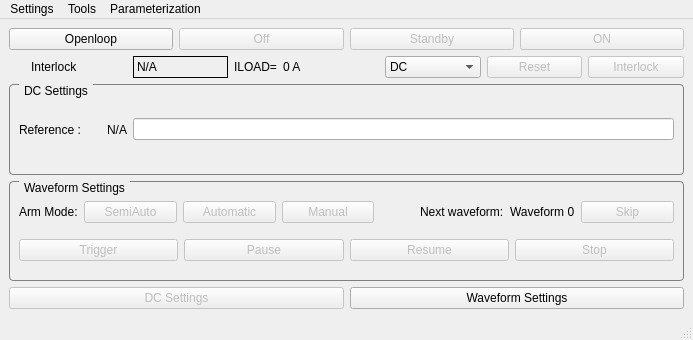
Above: src/view/main_window.ui from skjafar/pcviewer before the change. Below: the same form after it.
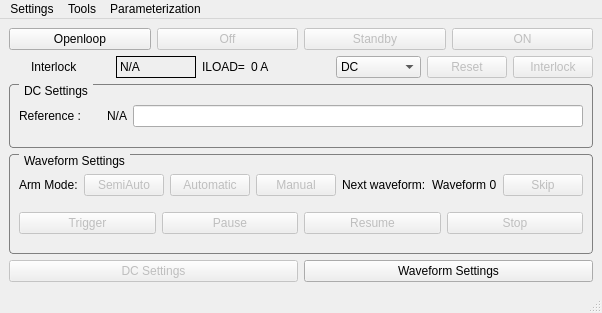
That is the form after the change. Icons and pictures are not drawn.

Commit message: Fixed PF file reading, now read as decimal then converted to float\ Fixed plotter width settings\ loads even with no devices map file now

Diff of the .ui file:
```diff
--- a/src/view/main_window.ui
+++ b/src/view/main_window.ui
@@ -9,10 +9,16 @@
    <rect>
     <x>0</x>
     <y>0</y>
-    <width>693</width>
-    <height>340</height>
+    <width>565</width>
+    <height>313</height>
    </rect>
   </property>
+  <property name="sizePolicy">
+   <sizepolicy hsizetype="MinimumExpanding" vsizetype="MinimumExpanding">
+    <horstretch>0</horstretch>
+    <verstretch>0</verstretch>
+   </sizepolicy>
+  </property>
   <property name="windowTitle">
    <string>Main Control</string>
   </property>
@@ -215,19 +221,6 @@
            </property>
           </widget>
          </item>
-         <item>
-          <spacer name="horizontalSpacer">
-           <property name="orientation">
-            <enum>Qt::Horizontal</enum>
-           </property>
-           <property name="sizeHint" stdset="0">
-            <size>
-             <width>40</width>
-             <height>20</height>
-            </size>
-           </property>
-          </spacer>
-         </item>
          <item>
           <widget class="QLabel" name="label_11">
            <property name="text">
@@ -580,8 +573,8 @@
     <rect>
      <x>0</x>
      <y>0</y>
-     <width>693</width>
-     <height>23</height>
+     <width>565</width>
+     <height>21</height>
     </rect>
    </property>
    <widget class="QMenu" name="menuSettings">
```
The commit also changes 24 other files.
